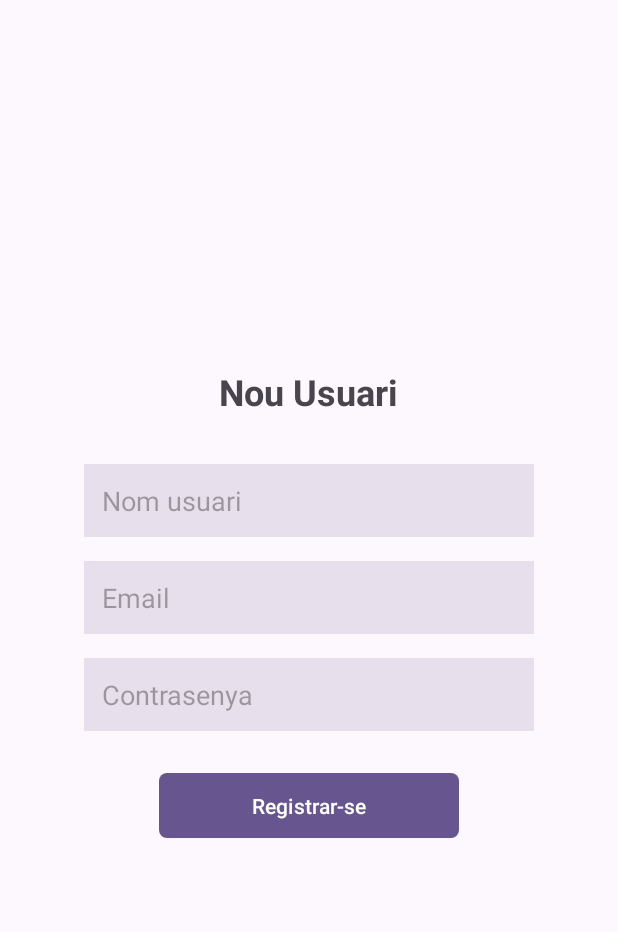
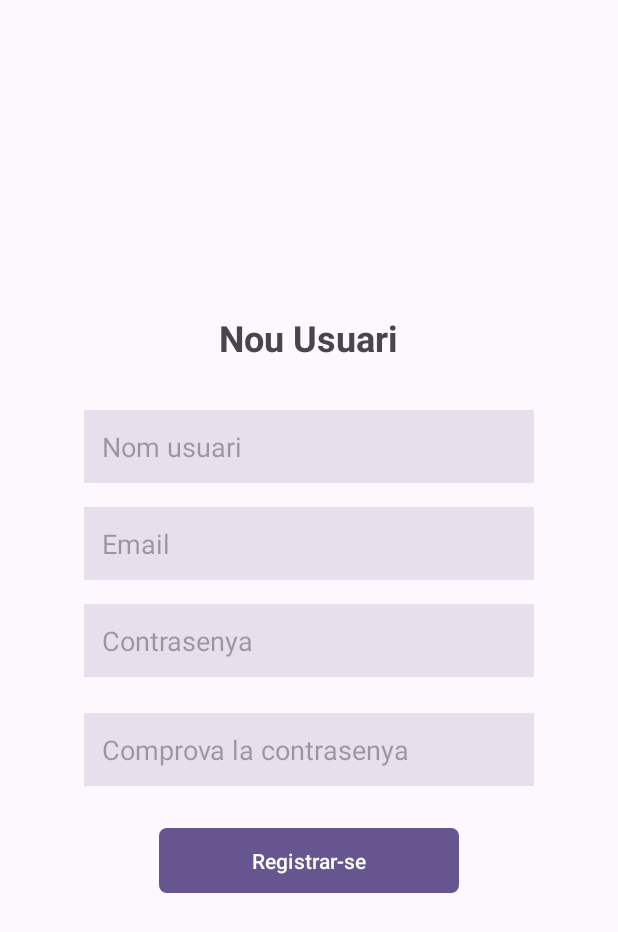
Before and after one commit to pedrositic/Flicker, an Android app: the Register screen opened directly, with no data from a screen before it, on a phone screen of 412 x 824 dp. Shown: the top 932 px of the screen. Run offline under Robolectric (Android 15) with nearby library versions, the phone set to English and light mode, and no system bars; network calls fail.

Commit message:
Afegit camp de comprovacio contrasenya al registre

```diff
--- a/app/src/main/res/layout/activity_register.xml
+++ b/app/src/main/res/layout/activity_register.xml
@@ -56,6 +56,17 @@
             android:inputType="textPassword"
             android:padding="12dp" />
 
+        <!-- Campo de Contraseña -->
+        <EditText
+            android:id="@+id/password_check"
+            android:layout_width="300dp"
+            android:layout_height="wrap_content"
+            android:layout_marginBottom="24dp"
+            android:background="@color/md_theme_surfaceVariant"
+            android:hint="Comprova la contrasenya"
+            android:inputType="textPassword"
+            android:padding="12dp" />
+
         <!-- Botón de Iniciar Sesión -->
         <Button
             android:id="@+id/login_button"
```
